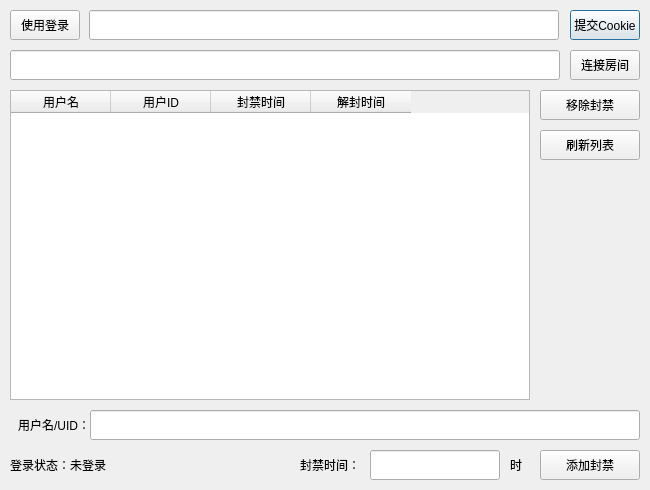
Qt form black.ui (Sonic853/bilive-black) before a commit.
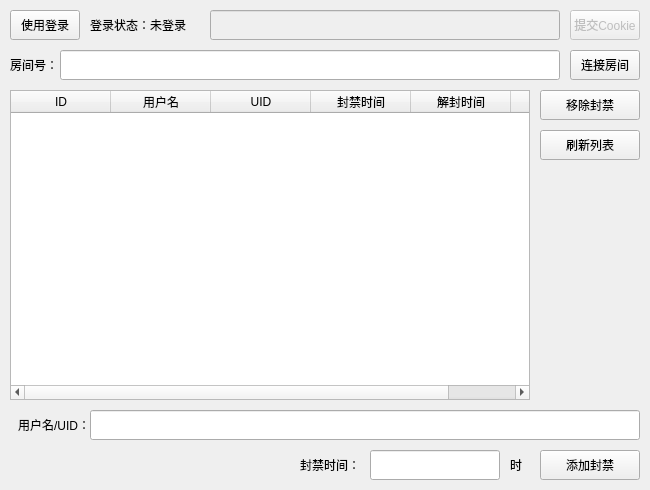
The same form after that commit.

```diff
--- a/black.ui
+++ b/black.ui
@@ -26,16 +26,22 @@
    <string>房管封禁助手</string>
   </property>
   <widget class="QLineEdit" name="CookieInput">
+   <property name="enabled">
+    <bool>false</bool>
+   </property>
    <property name="geometry">
     <rect>
-     <x>89</x>
+     <x>210</x>
      <y>10</y>
-     <width>470</width>
+     <width>350</width>
      <height>30</height>
     </rect>
    </property>
   </widget>
   <widget class="QPushButton" name="SubmitCookieBtn">
+   <property name="enabled">
+    <bool>false</bool>
+   </property>
    <property name="geometry">
     <rect>
      <x>570</x>
@@ -173,9 +179,11 @@
    <property name="horizontalScrollMode">
     <enum>QAbstractItemView::ScrollPerPixel</enum>
    </property>
-   <attribute name="horizontalHeaderCascadingSectionResizes">
-    <bool>false</bool>
-   </attribute>
+   <column>
+    <property name="text">
+     <string>ID</string>
+    </property>
+   </column>
    <column>
     <property name="text">
      <string>用户名</string>
@@ -183,7 +191,7 @@
    </column>
    <column>
     <property name="text">
-     <string>用户ID</string>
+     <string>UID</string>
     </property>
    </column>
    <column>
@@ -196,6 +204,11 @@
      <string>解封时间</string>
     </property>
    </column>
+   <column>
+    <property name="text">
+     <string>操作员</string>
+    </property>
+   </column>
   </widget>
   <widget class="QPushButton" name="LoginButton">
    <property name="geometry">
@@ -213,9 +226,9 @@
   <widget class="QLineEdit" name="RoomInput">
    <property name="geometry">
     <rect>
-     <x>10</x>
+     <x>60</x>
      <y>50</y>
-     <width>550</width>
+     <width>500</width>
      <height>30</height>
     </rect>
    </property>
@@ -236,9 +249,9 @@
   <widget class="QLabel" name="label_Login">
    <property name="geometry">
     <rect>
-     <x>10</x>
-     <y>450</y>
-     <width>180</width>
+     <x>90</x>
+     <y>10</y>
+     <width>120</width>
      <height>30</height>
     </rect>
    </property>
@@ -246,6 +259,19 @@
     <string>登录状态：未登录</string>
    </property>
   </widget>
+  <widget class="QLabel" name="label_2">
+   <property name="geometry">
+    <rect>
+     <x>10</x>
+     <y>50</y>
+     <width>50</width>
+     <height>30</height>
+    </rect>
+   </property>
+   <property name="text">
+    <string>房间号：</string>
+   </property>
+  </widget>
  </widget>
  <resources/>
  <connections/>
```
